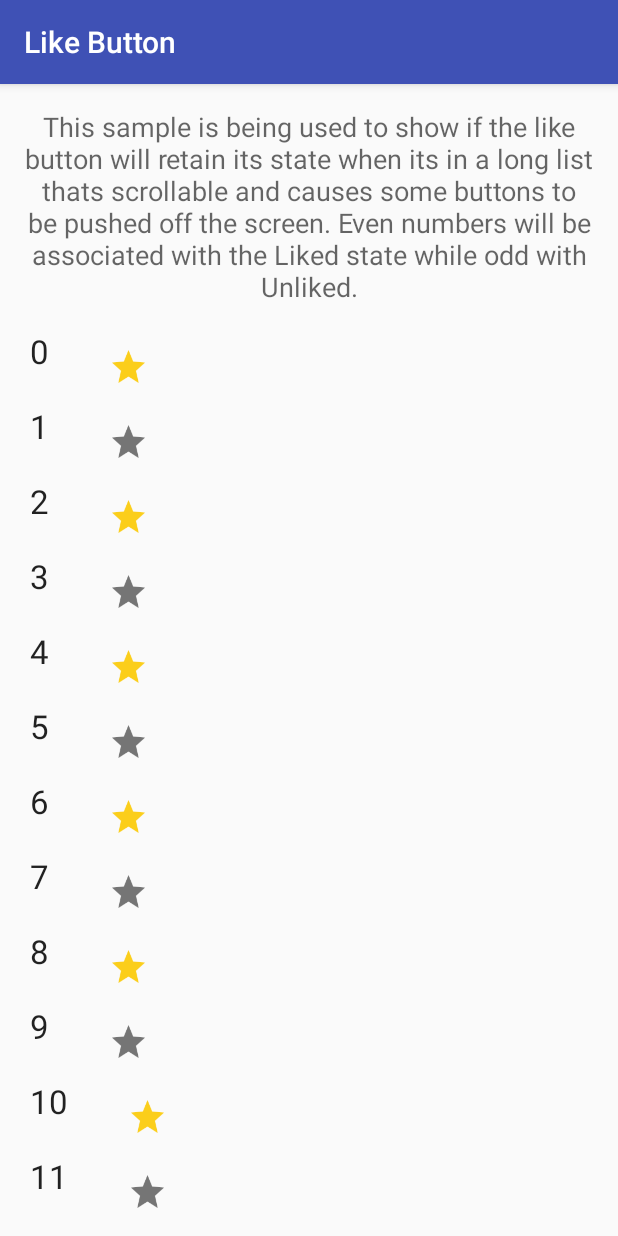
After one commit to jd-alexander/LikeButton, an Android app: the ListActivity screen opened directly, with no data from a screen before it, on a phone screen of 412 x 824 dp. The commit adds this screen. Run offline under Robolectric (Android 15) with nearby library versions, the phone set to English and light mode, and no system bars; our stand-ins replace ButterKnife.

Commit message:
added a list example that demonstrates how the Like Button will behave in a recycler view.

```diff
--- a/app/build.gradle
+++ b/app/build.gradle
@@ -25,6 +25,7 @@ android {
 }
 
 dependencies {
+    implementation 'com.android.support.constraint:constraint-layout:1.0.2'
     compile 'com.android.support:appcompat-v7:27.0.1'
     compile 'com.android.support:design:27.0.1'
     compile project(':likebutton')
--- a/app/src/main/AndroidManifest.xml
+++ b/app/src/main/AndroidManifest.xml
@@ -18,6 +18,7 @@
                 <category android:name="android.intent.category.LAUNCHER" />
             </intent-filter>
         </activity>
+        <activity android:name=".ListActivity"></activity>
     </application>
 
 </manifest>
--- /dev/null
+++ b/app/src/main/java/com/like/example/ListActivity.java
@@ -0,0 +1,28 @@
+package com.like.example;
+
+import android.os.Bundle;
+import android.support.v7.app.AppCompatActivity;
+import android.support.v7.widget.RecyclerView;
+
+import com.like.example.adapters.ListAdapter;
+
+import butterknife.BindView;
+import butterknife.ButterKnife;
+
+public class ListActivity extends AppCompatActivity {
+
+    @BindView(R.id.list_view)
+    RecyclerView listView;
+    private ListAdapter adapter;
+
+    @Override
+    protected void onCreate(Bundle savedInstanceState) {
+        super.onCreate(savedInstanceState);
+        setContentView(R.layout.activity_list);
+        ButterKnife.bind(this);
+
+        adapter = new ListAdapter(this);
+        listView.setAdapter(adapter);
+
+    }
+}
--- a/app/src/main/java/com/like/example/MainActivity.java
+++ b/app/src/main/java/com/like/example/MainActivity.java
@@ -1,5 +1,6 @@
 package com.like.example;
 
+import android.content.Intent;
 import android.graphics.drawable.BitmapDrawable;
 import android.os.Bundle;
 import android.support.v7.app.AppCompatActivity;
@@ -17,6 +18,7 @@ import com.mikepenz.iconics.IconicsDrawable;
 
 import butterknife.BindView;
 import butterknife.ButterKnife;
+import butterknife.OnClick;
 
 public class MainActivity extends AppCompatActivity implements OnLikeListener,
     OnAnimationEndListener {
@@ -103,4 +105,11 @@ public class MainActivity extends AppCompatActivity implements OnLikeListener,
     @Override public void onAnimationEnd(LikeButton likeButton) {
         Log.d(TAG, "Animation End for %s" + likeButton);
     }
+
+    @OnClick(R.id.button)
+    public void navigateToList()
+    {
+        Intent intent = new Intent(this,ListActivity.class);
+        startActivity(intent);
+    }
 }
--- /dev/null
+++ b/app/src/main/java/com/like/example/adapters/ListAdapter.java
@@ -0,0 +1,81 @@
+package com.like.example.adapters;
+
+import android.app.Activity;
+import android.support.v7.widget.RecyclerView;
+import android.view.LayoutInflater;
+import android.view.View;
+import android.view.ViewGroup;
+import android.widget.TextView;
+
+import com.like.LikeButton;
+import com.like.example.R;
+
+import java.util.ArrayList;
+import java.util.List;
+
+import butterknife.BindView;
+import butterknife.ButterKnife;
+
+/**
+ * Created by joel on 3/3/18.
+ */
+
+public class ListAdapter extends RecyclerView.Adapter<ListAdapter.ListViewHolder> {
+    private Activity activity;
+    private List<Integer> numbers;
+    private final int max = 30;
+
+
+    public ListAdapter(Activity activity) {
+
+        this.activity = activity;
+    }
+
+    private void generateNumbers()
+    {
+        numbers = new ArrayList<>();
+
+        for(int x=1;x<=max;x++)
+        {
+            numbers.add(x);
+        }
+    }
+
+    @Override
+    public ListViewHolder onCreateViewHolder(ViewGroup parent, int viewType) {
+        View view = LayoutInflater.from(activity).inflate(R.layout.list_row, parent, false);
+
+        return new ListViewHolder(view);
+    }
+
+    @Override
+    public void onBindViewHolder(ListViewHolder holder, int position) {
+
+        holder.title.setText(String.valueOf(position));
+        if(position%2==0)
+        {
+            holder.starButton.setLiked(true);
+        }
+        else
+            holder.starButton.setLiked(false);
+
+    }
+
+    @Override
+    public int getItemCount() {
+        return max;
+    }
+
+
+    static class ListViewHolder extends RecyclerView.ViewHolder {
+        @BindView(R.id.title)
+        TextView title;
+        @BindView(R.id.star_button)
+        LikeButton starButton;
+
+        ListViewHolder(View view) {
+            super(view);
+            ButterKnife.bind(this, view);
+        }
+    }
+}
--- /dev/null
+++ b/app/src/main/res/layout/activity_list.xml
@@ -0,0 +1,22 @@
+<?xml version="1.0" encoding="utf-8"?>
+<LinearLayout xmlns:android="http://schemas.android.com/apk/res/android"
+    xmlns:app="http://schemas.android.com/apk/res-auto"
+    xmlns:tools="http://schemas.android.com/tools"
+    android:layout_width="match_parent"
+    android:orientation="vertical"
+    android:layout_height="match_parent"
+    tools:context="com.like.example.ListActivity">
+    <TextView
+        android:padding="@dimen/activity_horizontal_margin"
+        android:layout_width="wrap_content"
+        android:textAlignment="center"
+        android:text="@string/list_description"
+        android:textAppearance="?android:textAppearanceMedium"
+        android:layout_height="wrap_content" />
+    <android.support.v7.widget.RecyclerView
+        android:layout_width="match_parent"
+        android:id="@+id/list_view"
+        app:layoutManager="android.support.v7.widget.LinearLayoutManager"
+        tools:listitem="@layout/list_row"
+        android:layout_height="match_parent"/>
+</LinearLayout>
--- a/app/src/main/res/layout/content_main.xml
+++ b/app/src/main/res/layout/content_main.xml
@@ -66,4 +66,11 @@
             app:like_drawable="@drawable/ic_android_green_500_24dp"
             app:unlike_drawable="@drawable/ic_android_grey_500_24dp" />
     </LinearLayout>
+    <Button
+        android:id="@+id/button"
+        android:layout_alignParentBottom="true"
+        android:layout_centerHorizontal="true"
+        android:layout_width="wrap_content"
+        android:text="Navigate to List Example"
+        android:layout_height="wrap_content" />
 </RelativeLayout>
--- /dev/null
+++ b/app/src/main/res/layout/list_row.xml
@@ -0,0 +1,30 @@
+<?xml version="1.0" encoding="utf-8"?>
+<LinearLayout
+    xmlns:app="http://schemas.android.com/apk/res-auto"
+    xmlns:tools="http://schemas.android.com/tools"
+    android:orientation="horizontal"
+    xmlns:android="http://schemas.android.com/apk/res/android"
+    android:layout_width="match_parent"
+    android:layout_height="50dp"
+   >
+
+
+    <TextView
+        android:layout_marginLeft="20dp"
+        android:id="@+id/title"
+        android:layout_width="wrap_content"
+        android:layout_height="wrap_content"
+        android:textAppearance="?android:textAppearanceLarge"
+        tools:text="3" />
+
+    <com.like.LikeButton
+        app:liked="true"
+        android:layout_marginLeft="20dp"
+        android:id="@+id/star_button"
+        android:layout_width="wrap_content"
+        android:layout_height="wrap_content"
+        app:icon_size="22dp"
+        app:icon_type="star" >
+
+    </com.like.LikeButton>
+</LinearLayout>
--- a/app/src/main/res/values/strings.xml
+++ b/app/src/main/res/values/strings.xml
@@ -1,4 +1,5 @@
 <resources>
     <string name="app_name">Like Button</string>
     <string name="action_settings">Settings</string>
+    <string name="list_description">This sample is being used to show if the like button will retain its state when its in a long list thats scrollable and causes some buttons to be pushed off the screen. Even numbers will be associated with the Liked state while odd with Unliked.</string>
 </resources>
--- a/build.gradle
+++ b/build.gradle
@@ -10,7 +10,7 @@ buildscript {
         }
     }
     dependencies {
-        classpath 'com.android.tools.build:gradle:3.0.0'
+        classpath 'com.android.tools.build:gradle:3.0.1'
         classpath 'com.github.dcendents:android-maven-gradle-plugin:1.5'
         // NOTE: Do not place your application dependencies here; they belong
         // in the individual module build.gradle files
```
